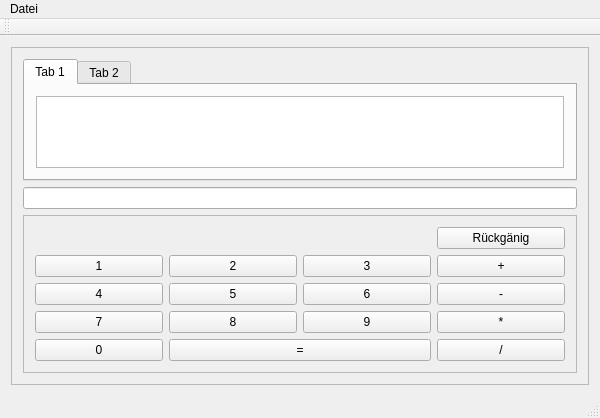
Qt form cmainwindow.ui (Dashro/Taschenrechner) before a commit.
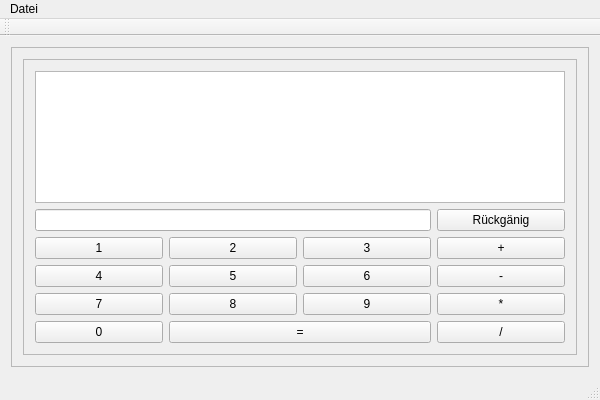
The same form after that commit. The open tabs and pages were chosen to show the change. Custom widgets are drawn as their Qt base class.

```diff
--- a/cmainwindow.ui
+++ b/cmainwindow.ui
@@ -24,68 +24,6 @@
        <enum>QFrame::Raised</enum>
       </property>
       <layout class="QVBoxLayout" name="verticalLayout_2">
-       <item>
-        <widget class="QTabWidget" name="tabWidget">
-         <property name="currentIndex">
-          <number>1</number>
-         </property>
-         <widget class="QWidget" name="tab">
-          <attribute name="title">
-           <string>Tab 1</string>
-          </attribute>
-          <layout class="QVBoxLayout" name="verticalLayout_3">
-           <item>
-            <widget class="QTableView" name="tV_Protokoll">
-             <property name="editTriggers">
-              <set>QAbstractItemView::NoEditTriggers</set>
-             </property>
-             <property name="dragEnabled">
-              <bool>true</bool>
-             </property>
-             <property name="showGrid">
-              <bool>false</bool>
-             </property>
-             <attribute name="horizontalHeaderVisible">
-              <bool>false</bool>
-             </attribute>
-             <attribute name="horizontalHeaderCascadingSectionResizes">
-              <bool>false</bool>
-             </attribute>
-             <attribute name="horizontalHeaderStretchLastSection">
-              <bool>false</bool>
-             </attribute>
-             <attribute name="verticalHeaderVisible">
-              <bool>false</bool>
-             </attribute>
-            </widget>
-           </item>
-          </layout>
-         </widget>
-         <widget class="QWidget" name="tab_2">
-          <attribute name="title">
-           <string>Tab 2</string>
-          </attribute>
-          <layout class="QVBoxLayout" name="verticalLayout_4">
-           <item>
-            <widget class="QCustomPlot" name="widget" native="true"/>
-           </item>
-          </layout>
-         </widget>
-        </widget>
-       </item>
-       <item>
-        <widget class="QLineEdit" name="lE_Eingabe">
-         <property name="text">
-          <string/>
-         </property>
-         <property name="alignment">
-          <set>Qt::AlignRight|Qt::AlignTrailing|Qt::AlignVCenter</set>
-         </property>
-         <property name="readOnly">
-          <bool>true</bool>
-         </property>
-        </widget>
-       </item>
        <item>
         <widget class="QFrame" name="frame">
          <property name="frameShape">
@@ -95,7 +33,7 @@
           <enum>QFrame::Raised</enum>
          </property>
          <layout class="QGridLayout" name="gridLayout">
-          <item row="4" column="0">
+          <item row="6" column="0">
            <widget class="QPushButton" name="pBtn_7">
             <property name="text">
              <string>7</string>
@@ -105,7 +43,7 @@
             </property>
            </widget>
           </item>
-          <item row="4" column="3">
+          <item row="6" column="3">
            <widget class="QPushButton" name="pBtn_Mal">
             <property name="text">
              <string>*</string>
@@ -115,7 +53,7 @@
             </property>
            </widget>
           </item>
-          <item row="5" column="1" colspan="2">
+          <item row="7" column="1" colspan="2">
            <widget class="QPushButton" name="pBtn_Gleich">
             <property name="text">
              <string>=</string>
@@ -125,17 +63,17 @@
             </property>
            </widget>
           </item>
-          <item row="5" column="3">
-           <widget class="QPushButton" name="pBtn_Geteilt">
+          <item row="5" column="0">
+           <widget class="QPushButton" name="pBtn_4">
             <property name="text">
-             <string>/</string>
+             <string>4</string>
             </property>
             <property name="shortcut">
              <string>/</string>
             </property>
            </widget>
           </item>
-          <item row="4" column="2">
+          <item row="6" column="2">
            <widget class="QPushButton" name="pBtn_9">
             <property name="text">
              <string>9</string>
@@ -145,7 +83,7 @@
             </property>
            </widget>
           </item>
-          <item row="1" column="0">
+          <item row="3" column="0">
            <widget class="QPushButton" name="pBtn_1">
             <property name="text">
              <string>1</string>
@@ -155,7 +93,7 @@
             </property>
            </widget>
           </item>
-          <item row="4" column="1">
+          <item row="6" column="1">
            <widget class="QPushButton" name="pBtn_8">
             <property name="text">
              <string>8</string>
@@ -165,17 +103,17 @@
             </property>
            </widget>
           </item>
-          <item row="3" column="0">
-           <widget class="QPushButton" name="pBtn_4">
+          <item row="7" column="3">
+           <widget class="QPushButton" name="pBtn_Geteilt">
             <property name="text">
-             <string>4</string>
+             <string>/</string>
             </property>
             <property name="shortcut">
              <string>4</string>
             </property>
            </widget>
           </item>
-          <item row="1" column="3">
+          <item row="3" column="3">
            <widget class="QPushButton" name="pBtn_Plus">
             <property name="text">
              <string>+</string>
@@ -185,44 +123,24 @@
             </property>
            </widget>
           </item>
-          <item row="5" column="0">
+          <item row="3" column="2">
+           <widget class="QPushButton" name="pBtn_3">
+            <property name="text">
+             <string>3</string>
+            </property>
+            <property name="shortcut">
+             <string>3</string>
+            </property>
+           </widget>
+          </item>
+          <item row="7" column="0">
            <widget class="QPushButton" name="pBtn_0">
             <property name="text">
              <string>0</string>
             </property>
            </widget>
           </item>
-          <item row="3" column="3">
-           <widget class="QPushButton" name="pBtn_Minus">
-            <property name="text">
-             <string>-</string>
-            </property>
-            <property name="shortcut">
-             <string>-</string>
-            </property>
-           </widget>
-          </item>
-          <item row="1" column="1">
-           <widget class="QPushButton" name="pBtn_2">
-            <property name="text">
-             <string>2</string>
-            </property>
-            <property name="shortcut">
-             <string>2</string>
-            </property>
-           </widget>
-          </item>
-          <item row="1" column="2">
-           <widget class="QPushButton" name="pBtn_3">
-            <property name="text">
-             <string>3</string>
-            </property>
-            <property name="shortcut">
-             <string>3</string>
-            </property>
-           </widget>
-          </item>
-          <item row="3" column="1">
+          <item row="5" column="1">
            <widget class="QPushButton" name="pBtn_5">
             <property name="text">
              <string>5</string>
@@ -232,17 +150,27 @@
             </property>
            </widget>
           </item>
-          <item row="3" column="2">
-           <widget class="QPushButton" name="pBtn_6">
+          <item row="3" column="1">
+           <widget class="QPushButton" name="pBtn_2">
             <property name="text">
-             <string>6</string>
+             <string>2</string>
             </property>
             <property name="shortcut">
              <string>6</string>
             </property>
            </widget>
           </item>
-          <item row="0" column="3">
+          <item row="5" column="3">
+           <widget class="QPushButton" name="pBtn_Minus">
+            <property name="text">
+             <string>-</string>
+            </property>
+            <property name="shortcut">
+             <string>-</string>
+            </property>
+           </widget>
+          </item>
+          <item row="1" column="3">
            <widget class="QPushButton" name="pBtn_Redo">
             <property name="text">
              <string>Rückgänig</string>
@@ -252,6 +180,54 @@
             </property>
            </widget>
           </item>
+          <item row="5" column="2">
+           <widget class="QPushButton" name="pBtn_6">
+            <property name="text">
+             <string>6</string>
+            </property>
+            <property name="shortcut">
+             <string>6</string>
+            </property>
+           </widget>
+          </item>
+          <item row="0" column="0" colspan="4">
+           <widget class="QTableView" name="tV_Protokoll">
+            <property name="editTriggers">
+             <set>QAbstractItemView::NoEditTriggers</set>
+            </property>
+            <property name="dragEnabled">
+             <bool>true</bool>
+            </property>
+            <property name="showGrid">
+             <bool>false</bool>
+            </property>
+            <attribute name="horizontalHeaderVisible">
+             <bool>false</bool>
+            </attribute>
+            <attribute name="horizontalHeaderCascadingSectionResizes">
+             <bool>false</bool>
+            </attribute>
+            <attribute name="horizontalHeaderStretchLastSection">
+             <bool>false</bool>
+            </attribute>
+            <attribute name="verticalHeaderVisible">
+             <bool>false</bool>
+            </attribute>
+           </widget>
+          </item>
+          <item row="1" column="0" colspan="3">
+           <widget class="QLineEdit" name="lE_Eingabe">
+            <property name="text">
+             <string/>
+            </property>
+            <property name="alignment">
+             <set>Qt::AlignRight|Qt::AlignTrailing|Qt::AlignVCenter</set>
+            </property>
+            <property name="readOnly">
+             <bool>true</bool>
+            </property>
+           </widget>
+          </item>
          </layout>
         </widget>
        </item>
@@ -293,14 +269,6 @@
   </action>
  </widget>
  <layoutdefault spacing="6" margin="11"/>
- <customwidgets>
-  <customwidget>
-   <class>QCustomPlot</class>
-   <extends>QWidget</extends>
-   <header location="global">qcustomplot.h</header>
-   <container>1</container>
-  </customwidget>
- </customwidgets>
  <resources>
   <include location="cmainwindow.qrc"/>
  </resources>
```
Left out of the diff: 6 changed lines with no effect on the pictures.
